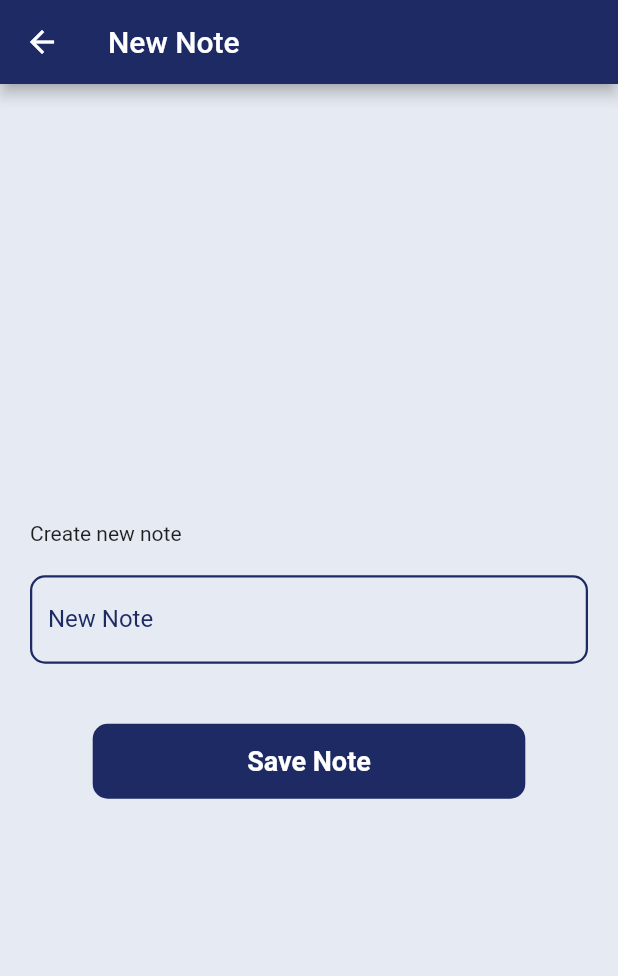
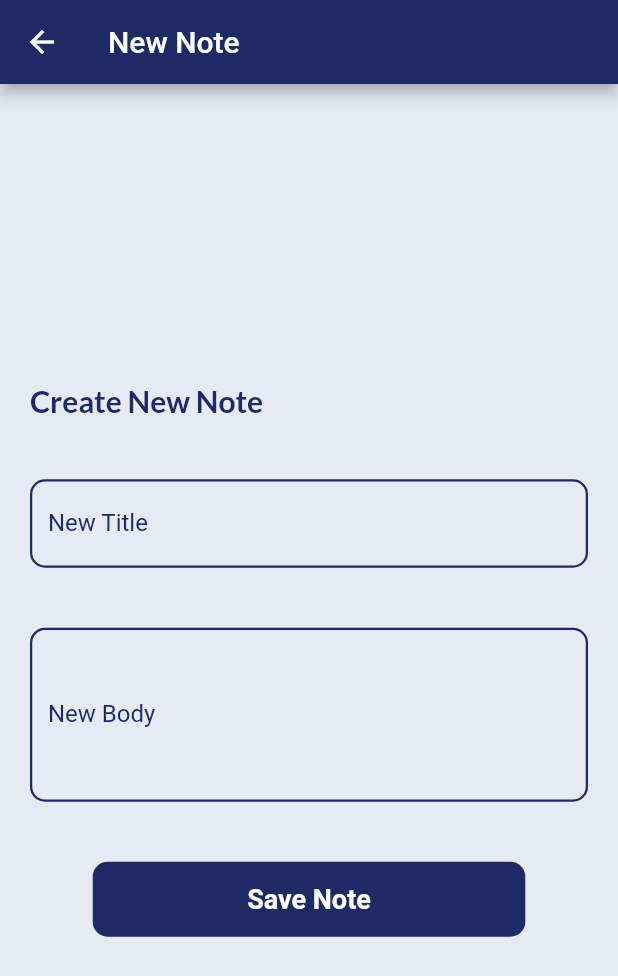
Before and after one commit to arberzeka1/noteApp, a Flutter app: the screen it shows after launch, after a tap on the "add" icon, on a phone screen of 412 x 824 dp. Shown: the top 976 px of the screen. Run offline on Flutter 3.47's test engine with Material 2 defaults, Android fonts, the phone set to English and light mode, and no system bars; our stand-ins replace google_fonts, hive; accounts and stored records are empty.

```diff
--- a/lib/new_edit_screen.dart
+++ b/lib/new_edit_screen.dart
@@ -1,4 +1,6 @@
 import 'package:flutter/material.dart';
+import 'package:google_fonts/google_fonts.dart';
+import 'package:intl/intl.dart';
 
 class NewEditTodo extends StatefulWidget {
   final bool isEdit;
@@ -12,6 +14,23 @@ class NewEditTodo extends StatefulWidget {
 }
 
 class _NewEditTodoState extends State<NewEditTodo> {
+  @override
+  void initState() {
+    getDateTime();
+    super.initState();
+  }
+
+  String getDateTime() {
+    DateTime now = DateTime.now();
+    var formatterDate = DateFormat.yMMMMd('en_US');
+    var formatterTime = DateFormat.jm();
+    String date = formatterDate.format(now).toString();
+    String time = formatterTime.format(now).toString();
+    print('$date + $time ');
+
+    return "$date + $time";
+  }
+
   @override
   Widget build(BuildContext context) {
     return Scaffold(
@@ -27,13 +46,49 @@ class _NewEditTodoState extends State<NewEditTodo> {
             crossAxisAlignment: CrossAxisAlignment.start,
             mainAxisAlignment: MainAxisAlignment.center,
             children: [
-              const Text('Create new note'),
+              Text(
+                widget.isEdit ? "Edit Current Note" : 'Create New Note',
+                style: GoogleFonts.lato(
+                  fontSize: 20.0,
+                  fontWeight: FontWeight.bold,
+                  color: const Color(0xFF1D2A64),
+                ),
+              ),
               const SizedBox(
-                height: 20,
+                height: 40,
               ),
               TextFormField(
                 decoration: InputDecoration(
-                  labelText: widget.isEdit ? "Edit Note" : 'New Note',
+                  labelText: widget.isEdit ? "Edit Title" : 'New Title',
+                  labelStyle: const TextStyle(
+                    color: Color(
+                      0xFF1D2A64,
+                    ),
+                  ),
+                  enabledBorder: OutlineInputBorder(
+                    borderSide: const BorderSide(
+                      width: 1.5,
+                      color: Color(0xFF1D2A64),
+                    ),
+                    borderRadius: BorderRadius.circular(10),
+                  ),
+                  focusedBorder: OutlineInputBorder(
+                    borderSide: const BorderSide(
+                      width: 1.5,
+                      color: Color(0xFF1D2A64),
+                    ),
+                    borderRadius: BorderRadius.circular(10),
+                  ),
+                ),
+              ),
+              const SizedBox(
+                height: 40,
+              ),
+              TextFormField(
+                maxLines: 4,
+
+                decoration: InputDecoration(
+                  labelText: widget.isEdit ? "Edit Body" : 'New Body',
                   labelStyle: const TextStyle(
                     color: Color(
                       0xFF1D2A64,
--- a/lib/todo_screen.dart
+++ b/lib/todo_screen.dart
@@ -12,6 +12,21 @@ class TodoScreen extends StatefulWidget {
 
 class _TodoScreenState extends State<TodoScreen> {
   bool onCheck = false;
+
+  void handleClick(String value) {
+      if(value == 'Edit'){Navigator.push(
+        context,
+        MaterialPageRoute(
+          builder: (BuildContext context) =>
+          const NewEditTodo(
+            isEdit: true,
+          ),
+        ),
+      );}
+      else if(value == 'Delete'){}
+
+  }
+
 
   @override
   Widget build(BuildContext context) {
@@ -135,15 +150,15 @@ class _TodoScreenState extends State<TodoScreen> {
                 (BuildContext context, int index) {
                   return Container(
                     padding: const EdgeInsets.symmetric(
-                      horizontal: 30.0,
-                      vertical: 7.0,
+                      horizontal: 20.0,
+                      vertical: 10.0,
                     ),
                     child: Container(
                       decoration: BoxDecoration(
-                        color: Colors.white,
+                        color: Colors.grey.shade400,
                         borderRadius: BorderRadius.circular(10),
                       ),
-                      height: 70,
+                      // height: 80,
                       child: Row(
                         mainAxisAlignment: MainAxisAlignment.spaceBetween,
                         children: [
@@ -157,20 +172,46 @@ class _TodoScreenState extends State<TodoScreen> {
                                   });
                                 },
                               ),
-                              const Text('todo TEXT'),
+                              Padding(
+                                padding: const EdgeInsets.symmetric(vertical:20.0),
+                                child: Column(
+                                  children: [
+
+                                    Text(
+                                      'Title',
+                                      style: GoogleFonts.lato(
+                                        fontSize: 16.0,
+                                        fontWeight: FontWeight.w700,
+                                        color: const Color(0xFF1D2A64),
+                                      ),
+                                    ),
+                                    const SizedBox(
+                                      height: 10,
+                                    ),
+                                    Text(
+                                      'Body',
+                                      style: GoogleFonts.lato(
+                                        fontSize: 16.0,
+                                        fontWeight: FontWeight.w500,
+                                        color: const Color(0xFF1D2A64),
+                                      ),
+                                    ),
+                                  ],
+                                ),
+                              ),
                             ],
                           ),
-                          GestureDetector(
-                            onTap: () => Navigator.push(
-                              context,
-                              MaterialPageRoute(
-                                builder: (BuildContext context) =>
-                                    const NewEditTodo(
-                                  isEdit: true,
-                                ),
-                              ),
-                            ),
-                            child: const Icon(Icons.more_vert),
+                          PopupMenuButton<String>(
+                            icon:const Icon( Icons.more_vert),
+                            onSelected: handleClick,
+                            itemBuilder: (BuildContext context) {
+                              return {'Edit', 'Delete'}.map((String choice) {
+                                return PopupMenuItem<String>(
+                                  value: choice,
+                                  child: Text(choice),
+                                );
+                              }).toList();
+                            },
                           ),
                         ],
                       ),
```
Also changed, not shown: lib/model/note_model_hive.dart (added, +30 -0 lines), pubspec.yaml (+6 -71 lines), lib/model/note_model_hive.g.dart (added), pubspec.lock, 3 other files.
